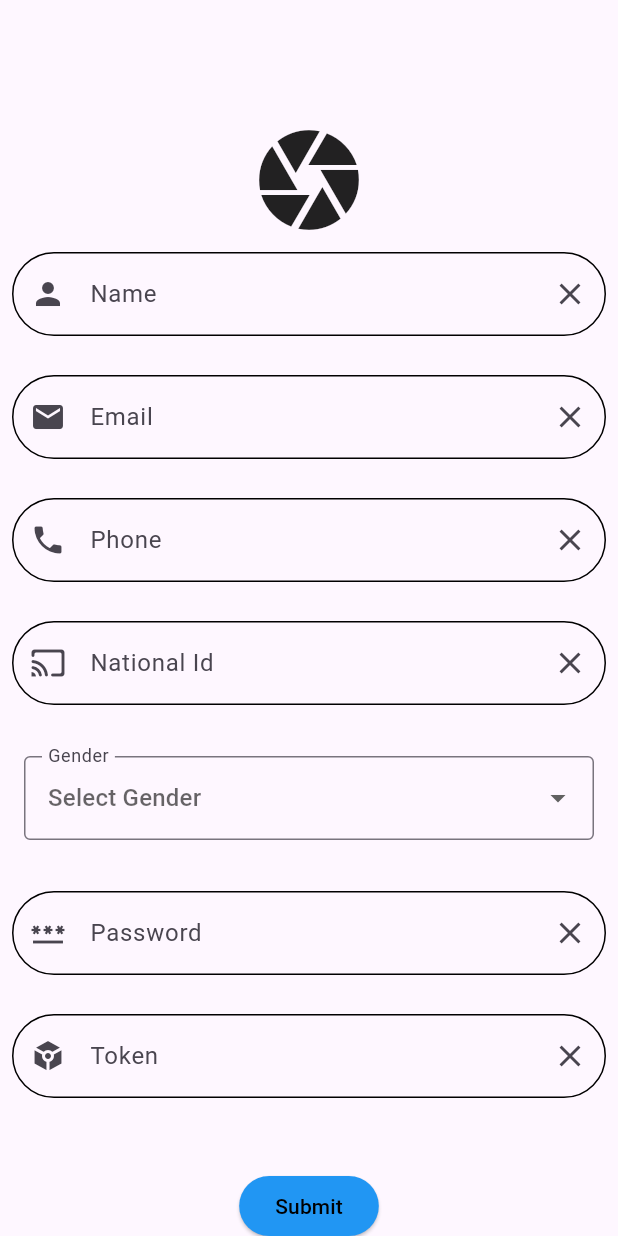
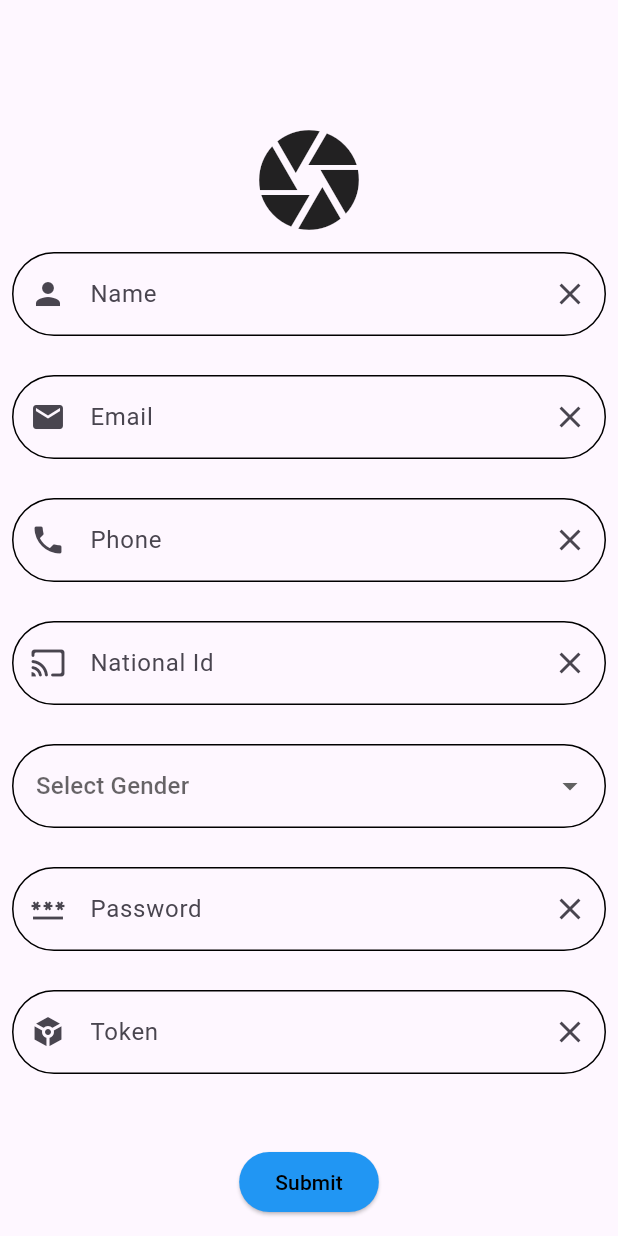
Before and after one commit to fatma-gelil/creativa_store_app, a Flutter app: the screen it shows after launch, on a phone screen of 412 x 824 dp. Run offline on Flutter 3.47's test engine with Material 3 defaults, Android fonts, the phone set to English and light mode, and no system bars; our stand-ins replace bloc, device_preview, dio, flutter_bloc, flutter_screenutil, flutter_spinkit and 1 more; network calls fail.

Commit message:
added styling to register screen

```diff
--- a/lib/feature/registeration/widget/gender.dart
+++ b/lib/feature/registeration/widget/gender.dart
@@ -19,13 +19,12 @@ class _GenderSelectionState extends State<GenderSelection> {
   @override
   Widget build(BuildContext context) {
     return Padding(
-      padding: const EdgeInsets.all(16.0),
+      padding: const EdgeInsets.all(8.0),
       child: DropdownButtonFormField<String>(
-        decoration: const InputDecoration(
-          labelText: 'Gender',
-          border: OutlineInputBorder(),
-
-        ),
+        decoration: InputDecoration(
+            border: border(color: Colors.teal, radius: 30),
+            enabledBorder: border(color: Colors.black, radius: 50),
+            focusedBorder: border(color: Colors.grey, radius: 10)),
         value: selectedGender,
         hint: const Text('Select Gender'),
         isExpanded: true,
@@ -50,4 +49,12 @@ class _GenderSelectionState extends State<GenderSelection> {
         },
       ),
     );
-  }}
+  }
+}
+
+InputBorder border({required Color color, required double radius}) {
+  return OutlineInputBorder(
+    borderRadius: BorderRadius.circular(radius),
+    borderSide: BorderSide(color: color),
+  );
+}
```
